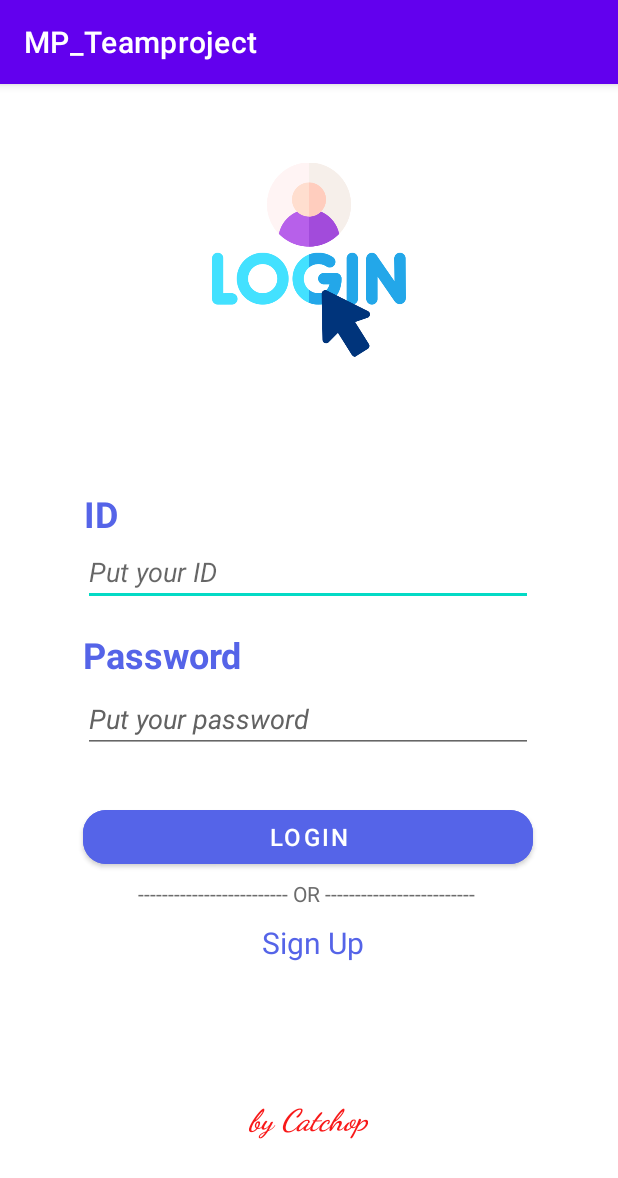
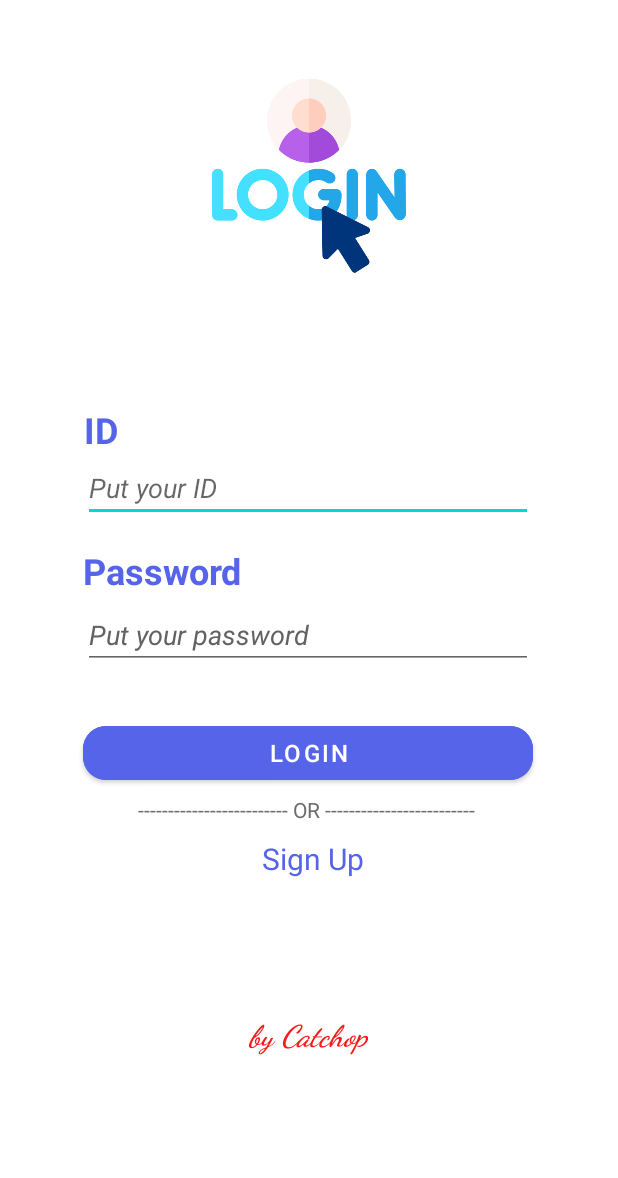
Before and after one commit to 0213sua/Catchop, an Android app: the screen it shows after launch (Login), on a phone screen of 412 x 824 dp. Shown: the top 1178 px of the screen. Run offline under Robolectric (Android 15) with nearby library versions, the light colour scheme and no system bars; our stand-ins replace Firebase (no records; nobody signed in at launch, a user with empty details on screens opened directly).

Commit message:
remove title bar

```diff
--- a/app/src/main/res/values/themes.xml
+++ b/app/src/main/res/values/themes.xml
@@ -1,6 +1,8 @@
 <resources xmlns:tools="http://schemas.android.com/tools">
     <!-- Base application theme. -->
     <style name="Theme.MP_Teamproject" parent="Theme.MaterialComponents.DayNight.DarkActionBar">
+        <!-- 타이틀 바를 없애줌 -->
+        <item name="windowNoTitle">true</item>
         <!-- Primary brand color. -->
         <item name="colorPrimary">@color/purple_500</item>
         <item name="colorPrimaryVariant">@color/purple_700</item>
```
